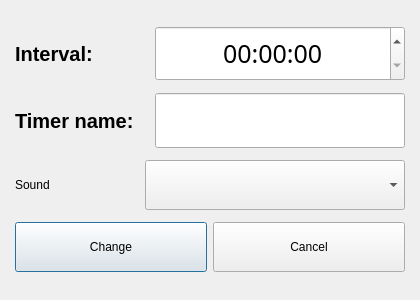
Old version of the form SmartTimer/changetimerdialog.ui in the repository secondYearProjects/SmartTimer.
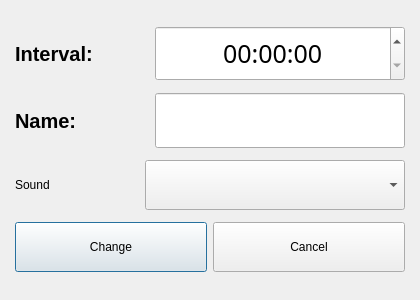
New version of the form. Icons and pictures are not drawn.

```diff
--- a/SmartTimer/changetimerdialog.ui
+++ b/SmartTimer/changetimerdialog.ui
@@ -120,7 +120,7 @@
            </font>
           </property>
           <property name="text">
-           <string>Timer name:</string>
+           <string>Name:</string>
           </property>
          </widget>
         </item>
```
